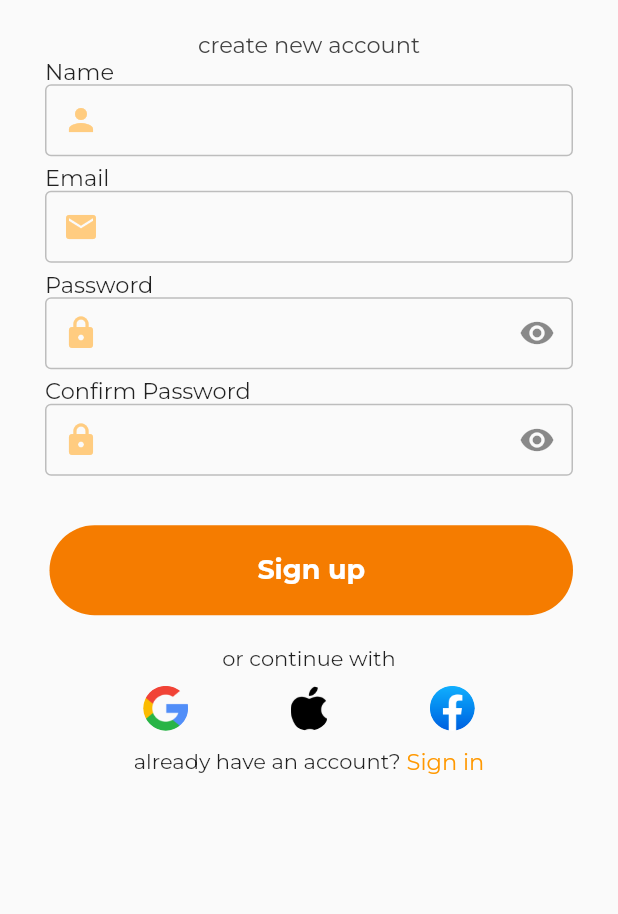
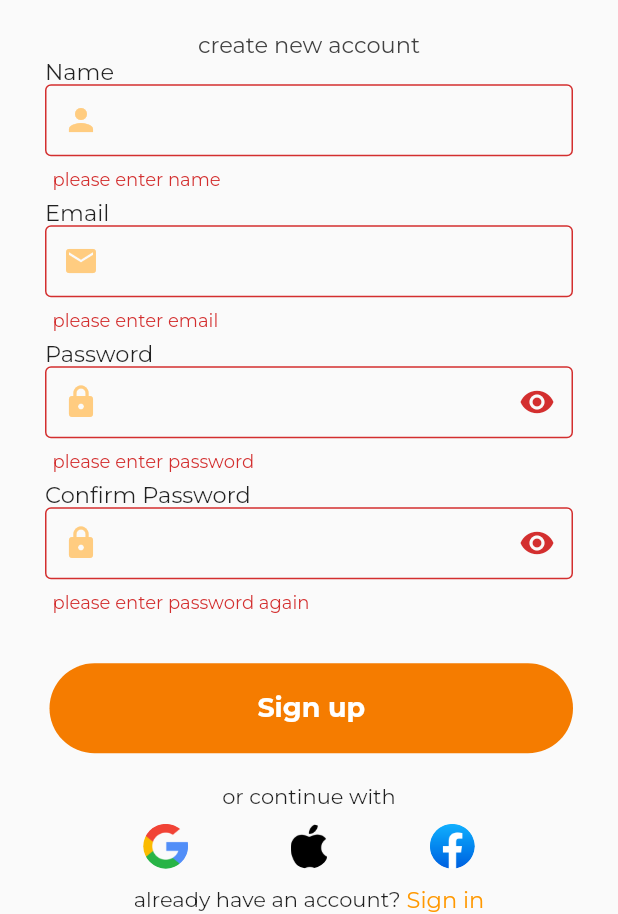
Before and after one commit to FadwaFouad/delivery_app, a Flutter app: the SignupPage screen opened directly, after a tap on "Sign up", on a phone screen of 412 x 824 dp, the part 322-1236 px from its top. Run offline on Flutter 3.47's test engine with Material 2 defaults, Android fonts, the phone set to English and light mode, and no system bars; our stand-ins replace firebase_auth, firebase_core, flutter_riverpod; accounts and stored records are empty.

Commit message:
implement auth use firebase & Riverpod

```diff
--- a/lib/bottom_nav.dart
+++ b/lib/bottom_nav.dart
@@ -1,6 +1,7 @@
 // ignore_for_file: prefer_const_constructors
 
 import 'package:delivery_app/screens/home/food_screen.dart';
+import 'package:delivery_app/screens/profile/profile_screen.dart';
 import 'package:flutter/material.dart';
 import 'screens/home/home_screen.dart';
 
@@ -26,6 +27,7 @@ class _BottomNavState extends State<BottomNav> {
         // ignore: prefer_const_literals_to_create_immutables
         children: [
           Homepage(),
+          ProfileScreen(),
           // //RestaurantScreen(),
           // FoodScreen(),
         ],
--- a/lib/data/services/auth_service.dart
+++ b/lib/data/services/auth_service.dart
@@ -1,16 +1,10 @@
 import 'package:firebase_auth/firebase_auth.dart';
 
-class AuthProvider {
-  final FirebaseAuth firebaseAuth;
+class Authentication {
   //FirebaseAuth instance
-  AuthProvider(this.firebaseAuth);
-  //Constuctor to initalize the FirebaseAuth instance
+  final FirebaseAuth _auth = FirebaseAuth.instance;
 
-  //Using Stream to listen to Authentication State
-  Stream<User?> get authState => firebaseAuth.idTokenChanges();
-  User? get curruentUser => firebaseAuth.currentUser;
-
-  //............RUDIMENTARY METHODS FOR AUTHENTICATION................
+  Stream<User?> get authStateChange => _auth.authStateChanges();
 
   //SIGN UP METHOD
   Future<String?> signUp(
@@ -18,12 +12,12 @@ class AuthProvider {
       required String email,
       required String password}) async {
     try {
-      UserCredential result = await firebaseAuth.createUserWithEmailAndPassword(
+      await _auth.createUserWithEmailAndPassword(
           email: email, password: password);
-      // update name
-      User? user = result.user;
-      await user?.updateDisplayName(name);
-      await user?.reload();
+      // // update name
+      // User? user = result.user;
+      // await user?.updateDisplayName(name);
+      // await user?.reload();
       return "Signed";
     } on FirebaseAuthException catch (e) {
       return e.message;
@@ -34,8 +28,7 @@ class AuthProvider {
   Future<String?> signIn(
       {required String email, required String password}) async {
     try {
-      await firebaseAuth.signInWithEmailAndPassword(
-          email: email, password: password);
+      await _auth.signInWithEmailAndPassword(email: email, password: password);
       return "Signed";
     } on FirebaseAuthException catch (e) {
       return e.message;
@@ -44,8 +37,6 @@ class AuthProvider {
 
   //SIGN OUT METHOD
   Future<void> signOut() async {
-    print('signout start');
-    await firebaseAuth.signOut();
-    print('signout finish');
+    await FirebaseAuth.instance.signOut();
   }
 }
--- a/lib/screens/login/signup_screen.dart
+++ b/lib/screens/login/signup_screen.dart
@@ -1,5 +1,8 @@
+import 'package:delivery_app/providers/auth_provider.dart';
 import 'package:flutter/material.dart';
+import 'package:flutter_riverpod/flutter_riverpod.dart';
 
+import '../../bottom_nav.dart';
 import '../../constant.dart';
 import 'components/helper.dart';
 import 'login_screen.dart';
@@ -21,6 +24,7 @@ class _SignupPageState extends State<SignupPage> {
   String email = '';
   String? password = '';
   String? confirmPassword = '';
+  bool _isLoading = false;
 
   @override
   Widget build(BuildContext context) {
@@ -55,40 +59,55 @@ class _SignupPageState extends State<SignupPage> {
                     SizedBox(height: 30),
                   ],
                 ),
-                Container(
+                Consumer(builder: (context, ref, _) {
+                  final _auth = ref.read(authProvider);
+
+                  return Container(
                     padding: EdgeInsets.only(top: 3, left: 3),
                     child: MaterialButton(
                       minWidth: double.infinity,
                       height: 60,
-                    onPressed: () {},
-                    // onPressed: () async {
-                    //   FocusManager.instance.primaryFocus?.unfocus();
-                    //   if (_formKey.currentState!.validate()) {
-                    //     // conect to firebase to login
-                    //     String? isSign =
-                    //         await context.read<AuthProvider>().signUp(
-                    //               name: userName,
-                    //               email: email.trim(),
-                    //               password: password!.trim(),
-                    //             );
+                      onPressed: () async {
+                        FocusManager.instance.primaryFocus?.unfocus();
+                        if (_formKey.currentState!.validate()) {
+                          setState(() {
+                            _isLoading = true;
+                          });
+                          // conect to firebase to login
+                          String? isSign = await _auth
+                              .signUp(
+                            name: userName,
+                            email: email.trim(),
+                            password: password!.trim(),
+                          )
+                              .whenComplete(() {
+                            setState(() {
+                              _isLoading = false;
+                            });
+                          });
 
-                    //     if (isSign == 'Signed') {
-                    //       Navigator.pushReplacement(
-                    //           context,
-                    //           MaterialPageRoute(
-                    //               builder: (context) => BottomNav()));
-                    //     } else {
-                    //       var snackBar = SnackBar(content: Text(isSign!));
-                    //       ScaffoldMessenger.of(context).showSnackBar(snackBar);
-                    //     }
-                    //   }
-                    // },
+                          if (isSign == 'Signed') {
+                            Navigator.pushReplacement(
+                                context,
+                                MaterialPageRoute(
+                                    builder: (context) => BottomNav()));
+                          } else {
+                            var snackBar = SnackBar(content: Text(isSign!));
+                            ScaffoldMessenger.of(context)
+                                .showSnackBar(snackBar);
+                          }
+                        }
+                      },
                       color: kPrimaryColor.shade700,
                       elevation: 0,
                       shape: RoundedRectangleBorder(
                         borderRadius: BorderRadius.circular(50),
                       ),
-                    child: Text(
+                      child: _isLoading
+                          ? CircularProgressIndicator(
+                              color: Colors.white,
+                            )
+                          : Text(
                               "Sign up",
                               style: TextStyle(
                                 fontWeight: FontWeight.w600,
@@ -97,7 +116,8 @@ class _SignupPageState extends State<SignupPage> {
                               ),
                             ),
                     ),
-                ),
+                  );
+                }),
                 SizedBox(
                   height: 20,
                 ),
--- a/pubspec.yaml
+++ b/pubspec.yaml
@@ -38,6 +38,7 @@ dependencies:
   riverpod: ^2.3.6
   firebase_auth: ^4.4.2
   firebase_core: ^2.10.0
+  flutter_riverpod: ^2.3.6
 
 dev_dependencies:
   flutter_test:
```
Also changed, not shown: lib/main.dart (+15 -6 lines), lib/providers/auth_provider.dart (added, +16 -0 lines), lib/screens/login/login_screen.dart (+47 -25 lines), lib/screens/profile/profile_screen.dart (added, +29 -0 lines), lib/providers/data_provider.dart (added), pubspec.lock. Lines whose indentation alone changed are shown as unchanged.
